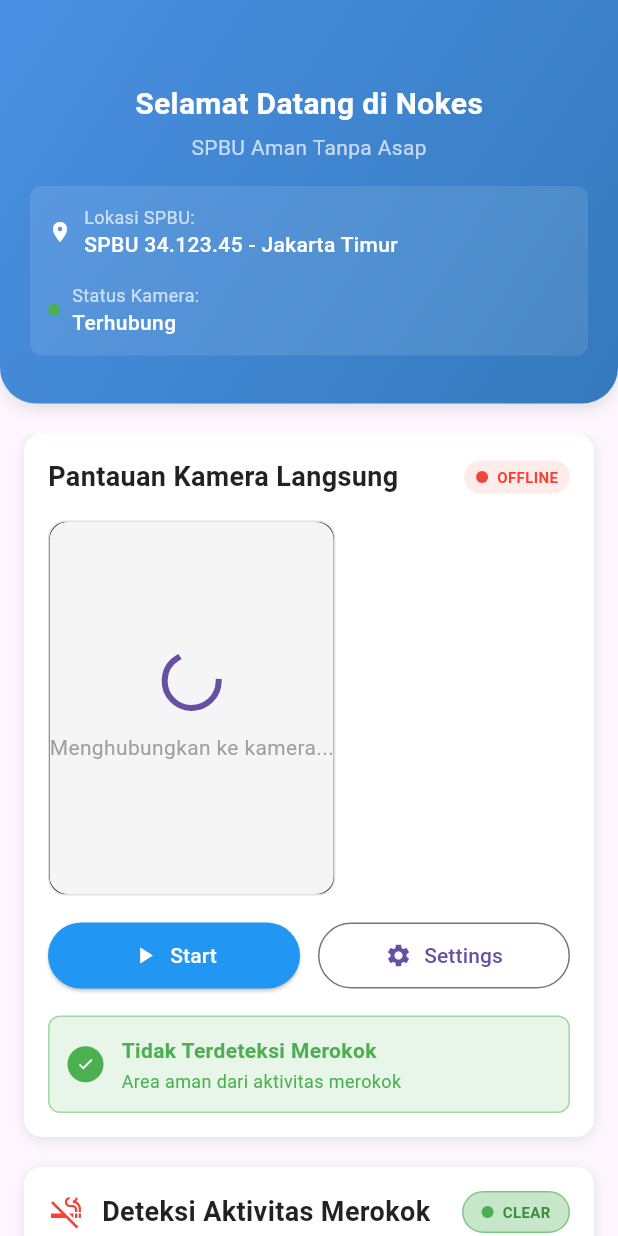
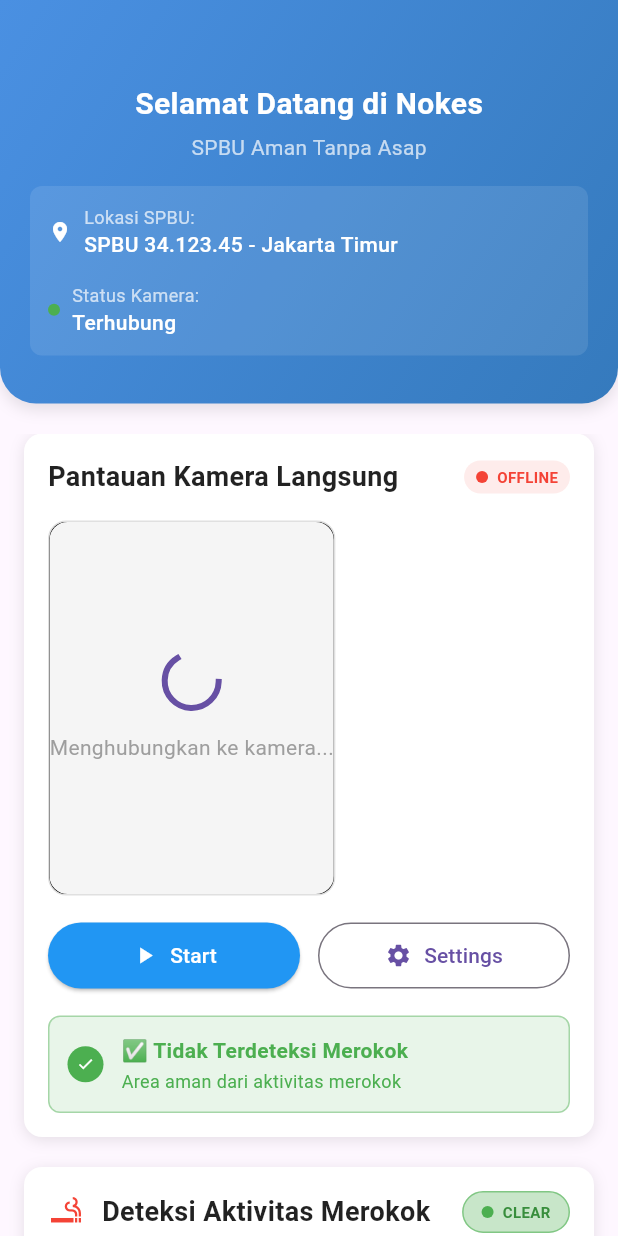
Before and after one commit to Rifqi-Setiawan/Nokes_App, a Flutter app: the first screen one second after launch, on a phone screen of 412 x 824 dp. Run offline on Flutter 3.47's test engine with Material 3 defaults, Android fonts, the phone set to English and light mode, and no system bars; our stand-ins replace get; missing offline and left inert: flutter_mjpeg.

Commit message:
fix: web cam

```diff
--- a/lib/app/modules/home/widgets/camera_monitoring_card.dart
+++ b/lib/app/modules/home/widgets/camera_monitoring_card.dart
@@ -3,8 +3,6 @@ import 'package:flutter_mjpeg/flutter_mjpeg.dart';
 import 'package:get/get.dart';
 import '../controllers/home_controller.dart';
 
-/// Widget utama untuk menampilkan monitoring kamera via MJPEG stream dari laptop.
-/// Menampilkan live video stream dengan error handling dan loading states.
 class CameraMonitoringCard extends GetView<HomeController> {
   const CameraMonitoringCard({super.key});
 
@@ -25,7 +23,6 @@ class CameraMonitoringCard extends GetView<HomeController> {
     );
   }
 
-  /// Membangun dekorasi card utama
   BoxDecoration _buildCardDecoration() {
     return BoxDecoration(
       color: Colors.white,
@@ -40,7 +37,6 @@ class CameraMonitoringCard extends GetView<HomeController> {
     );
   }
 
-  /// Membangun header dengan judul dan status indikator
   Widget _buildHeader() {
     return Padding(
       padding: const EdgeInsets.all(16.0),
@@ -61,12 +57,13 @@ class CameraMonitoringCard extends GetView<HomeController> {
     );
   }
 
-  /// Membangun indikator status stream
   Widget _buildStreamStatusIndicator() {
-    return Obx(() => Container(
+    return Obx(
+      () => Container(
         padding: const EdgeInsets.symmetric(horizontal: 8, vertical: 4),
         decoration: BoxDecoration(
-        color: controller.isStreamActive.value
+          color:
+              controller.isStreamActive.value
                   ? Colors.green.withOpacity(0.1)
                   : Colors.red.withOpacity(0.1),
           borderRadius: BorderRadius.circular(12),
@@ -78,7 +75,8 @@ class CameraMonitoringCard extends GetView<HomeController> {
               width: 8,
               height: 8,
               decoration: BoxDecoration(
-              color: controller.isStreamActive.value ? Colors.green : Colors.red,
+                color:
+                    controller.isStreamActive.value ? Colors.green : Colors.red,
                 shape: BoxShape.circle,
               ),
             ),
@@ -88,15 +86,16 @@ class CameraMonitoringCard extends GetView<HomeController> {
               style: TextStyle(
                 fontSize: 10,
                 fontWeight: FontWeight.bold,
-              color: controller.isStreamActive.value ? Colors.green : Colors.red,
+                color:
+                    controller.isStreamActive.value ? Colors.green : Colors.red,
               ),
             ),
           ],
         ),
-    ));
+      ),
+    );
   }
 
-  /// Membangun container untuk video stream
   Widget _buildVideoStreamContainer() {
     return Container(
       margin: const EdgeInsets.symmetric(horizontal: 16),
@@ -113,7 +112,6 @@ class CameraMonitoringCard extends GetView<HomeController> {
     );
   }
 
-  /// Membangun konten video berdasarkan status
   Widget _buildVideoContent() {
     if (controller.streamError.value.isNotEmpty) {
       return _buildErrorState();
@@ -124,18 +122,13 @@ class CameraMonitoringCard extends GetView<HomeController> {
     }
   }
 
-  /// Membangun tampilan error
   Widget _buildErrorState() {
     return Container(
       color: Colors.grey[100],
       child: Column(
         mainAxisAlignment: MainAxisAlignment.center,
         children: [
-          Icon(
-            Icons.error_outline,
-            size: 48,
-            color: Colors.red[400],
-          ),
+          Icon(Icons.error_outline, size: 48, color: Colors.red[400]),
           const SizedBox(height: 12),
           Text(
             'Koneksi Terputus',
@@ -151,10 +144,7 @@ class CameraMonitoringCard extends GetView<HomeController> {
             child: Text(
               controller.streamError.value,
               textAlign: TextAlign.center,
-              style: const TextStyle(
-                fontSize: 12,
-                color: Colors.grey,
-              ),
+              style: const TextStyle(fontSize: 12, color: Colors.grey),
             ),
           ),
           const SizedBox(height: 16),
@@ -173,7 +163,6 @@ class CameraMonitoringCard extends GetView<HomeController> {
     );
   }
 
-  /// Membangun tampilan loading
   Widget _buildLoadingState() {
     return Container(
       color: Colors.grey[100],
@@ -184,60 +173,53 @@ class CameraMonitoringCard extends GetView<HomeController> {
           SizedBox(height: 16),
           Text(
             'Menghubungkan ke kamera...',
-            style: TextStyle(
-              fontSize: 14,
-              color: Colors.grey,
-            ),
+            style: TextStyle(fontSize: 14, color: Colors.grey),
           ),
         ],
       ),
     );
   }
 
-  /// Membangun video stream MJPEG
   Widget _buildVideoStream() {
     return Stack(
       children: [
         Mjpeg(
           stream: controller.streamUrl.value,
           isLive: true,
-          error: _buildStreamError,
-          loading: _buildStreamLoading,
-          timeout: const Duration(seconds: 5),
-          // Tambahan konfigurasi untuk mengurangi buffering
-          fit: BoxFit.cover,
-          width: double.infinity,
-          height: double.infinity,
+          error: (context, error, stack) {
+            print("❌ MJPEG ERROR: $error");
+            return const Center(child: Text("Gagal memuat video"));
+          },
+          loading: (context) {
+            print("⌛ MJPEG Loading...");
+            return const Center(child: CircularProgressIndicator());
+          },
         ),
         _buildVideoOverlay(),
       ],
     );
   }
 
-  /// Membangun error widget untuk MJPEG
-  Widget _buildStreamError(BuildContext context, dynamic error, dynamic stackTrace) {
+  Widget _buildStreamError(
+    BuildContext context,
+    dynamic error,
+    dynamic stackTrace,
+  ) {
     WidgetsBinding.instance.addPostFrameCallback((_) {
       controller.handleStreamError(error.toString());
     });
-
     return Container(
       color: Colors.grey[100],
       child: const Center(
-        child: Icon(
-          Icons.videocam_off,
-          size: 48,
-          color: Colors.grey,
-        ),
+        child: Icon(Icons.videocam_off, size: 48, color: Colors.grey),
       ),
     );
   }
 
-  /// Membangun loading widget untuk MJPEG
   Widget _buildStreamLoading(BuildContext context) {
     WidgetsBinding.instance.addPostFrameCallback((_) {
       controller.setStreamLoading(true);
     });
-
     return Container(
       color: Colors.black,
       child: const Center(
@@ -248,7 +230,6 @@ class CameraMonitoringCard extends GetView<HomeController> {
     );
   }
 
-  /// Membangun overlay di atas video
   Widget _buildVideoOverlay() {
     return Positioned(
       top: 8,
@@ -259,19 +240,20 @@ class CameraMonitoringCard extends GetView<HomeController> {
           color: Colors.black.withOpacity(0.6),
           borderRadius: BorderRadius.circular(8),
         ),
-        child: Obx(() => Text(
+        child: Obx(
+          () => Text(
             controller.getStreamQuality(),
             style: const TextStyle(
               color: Colors.white,
               fontSize: 10,
               fontWeight: FontWeight.bold,
             ),
-        )),
+          ),
+        ),
       ),
     );
   }
 
-  /// Membangun tombol kontrol
   Widget _buildControlButtons() {
     return Padding(
       padding: const EdgeInsets.all(16.0),
@@ -280,13 +262,17 @@ class CameraMonitoringCard extends GetView<HomeController> {
           Expanded(
             child: ElevatedButton.icon(
               onPressed: () => controller.toggleStream(),
-              icon: Obx(() => Icon(
-                controller.isStreamActive.value ? Icons.stop : Icons.play_arrow,
+              icon: Obx(
+                () => Icon(
+                  controller.isStreamActive.value
+                      ? Icons.stop
+                      : Icons.play_arrow,
                   size: 18,
-              )),
-              label: Obx(() => Text(
-                controller.isStreamActive.value ? 'Stop' : 'Start',
-              )),
+                ),
+              ),
+              label: Obx(
+                () => Text(controller.isStreamActive.value ? 'Stop' : 'Start'),
+              ),
               style: ElevatedButton.styleFrom(
                 backgroundColor: Colors.blue,
                 foregroundColor: Colors.white,
@@ -310,53 +296,69 @@ class CameraMonitoringCard extends GetView<HomeController> {
     );
   }
 
-  /// Membangun status deteksi
   Widget _buildDetectionStatus() {
     return Container(
       margin: const EdgeInsets.fromLTRB(16, 0, 16, 16),
       padding: const EdgeInsets.all(12),
       decoration: BoxDecoration(
-        color: Colors.green[50],
+        color:
+            controller.smokingDetected.value
+                ? Colors.red[50]
+                : Colors.green[50],
         borderRadius: BorderRadius.circular(8),
-        border: Border.all(color: Colors.green[200]!),
+        border: Border.all(
+          color:
+              controller.smokingDetected.value
+                  ? Colors.red[200]!
+                  : Colors.green[200]!,
+        ),
       ),
       child: Row(
         children: [
           Container(
             padding: const EdgeInsets.all(6),
             decoration: BoxDecoration(
-              color: Colors.green,
+              color:
+                  controller.smokingDetected.value ? Colors.red : Colors.green,
               borderRadius: BorderRadius.circular(20),
             ),
-            child: const Icon(
-              Icons.check,
+            child: Icon(
+              controller.smokingDetected.value ? Icons.warning : Icons.check,
               color: Colors.white,
               size: 12,
             ),
           ),
           const SizedBox(width: 12),
-          const Expanded(
-            child: Column(
+          Expanded(
+            child: Obx(() {
+              final detected = controller.smokingDetected.value;
+              final confidence = controller.detectionConfidence.value;
+              return Column(
                 crossAxisAlignment: CrossAxisAlignment.start,
                 children: [
                   Text(
-                  'Tidak Terdeteksi Merokok',
+                    detected
+                        ? '🚬 Merokok Terdeteksi (${(confidence * 100).toStringAsFixed(1)}%)'
+                        : '✅ Tidak Terdeteksi Merokok',
                     style: TextStyle(
                       fontSize: 14,
                       fontWeight: FontWeight.w600,
-                    color: Colors.green,
+                      color: detected ? Colors.red : Colors.green,
                     ),
                   ),
-                SizedBox(height: 2),
+                  const SizedBox(height: 2),
                   Text(
-                  'Area aman dari aktivitas merokok',
+                    detected
+                        ? 'Area tidak aman, aktivitas merokok terdeteksi'
+                        : 'Area aman dari aktivitas merokok',
                     style: TextStyle(
                       fontSize: 12,
-                    color: Colors.green,
+                      color: detected ? Colors.red : Colors.green,
                     ),
                   ),
                 ],
-            ),
+              );
+            }),
           ),
         ],
       ),
--- a/lib/app/modules/home/widgets/smoking_detection_card.dart
+++ b/lib/app/modules/home/widgets/smoking_detection_card.dart
@@ -22,7 +22,6 @@ class SmokingDetectionCard extends GetView<HomeController> {
     );
   }
 
-  /// Membangun dekorasi card
   BoxDecoration _buildCardDecoration() {
     return BoxDecoration(
       color: Colors.white,
@@ -37,17 +36,12 @@ class SmokingDetectionCard extends GetView<HomeController> {
     );
   }
 
-  /// Membangun header dengan judul
   Widget _buildHeader() {
     return Padding(
       padding: const EdgeInsets.all(16.0),
       child: Row(
         children: [
-          const Icon(
-            Icons.smoke_free,
-            color: Colors.red,
-            size: 24,
-          ),
+          const Icon(Icons.smoking_rooms_outlined, color: Colors.red, size: 24),
           const SizedBox(width: 12),
           const Text(
             'Deteksi Aktivitas Merokok',
@@ -64,7 +58,6 @@ class SmokingDetectionCard extends GetView<HomeController> {
     );
   }
 
-  /// Membangun status badge
   Widget _buildStatusBadge() {
     final isDetected = controller.smokingDetected.value;
     return Container(
@@ -101,7 +94,6 @@ class SmokingDetectionCard extends GetView<HomeController> {
     );
   }
 
-  /// Membangun status deteksi utama
   Widget _buildDetectionStatus() {
     return Obx(() {
       final isDetected = controller.smokingDetected.value;
@@ -134,8 +126,8 @@ class SmokingDetectionCard extends GetView<HomeController> {
                     children: [
                       Text(
                         isDetected
-                          ? '⚠️ Aktivitas Merokok Terdeteksi!'
-                          : '✅ Area Aman dari Asap Rokok',
+                            ? '⚠️ Aktivitas Merokok Terdeteksi!'
+                            : '✅ Area Aman dari Asap Rokok',
                         style: TextStyle(
                           fontSize: 16,
                           fontWeight: FontWeight.bold,
@@ -145,8 +137,8 @@ class SmokingDetectionCard extends GetView<HomeController> {
                       const SizedBox(height: 4),
                       Text(
                         isDetected
-                          ? 'Deteksi dengan tingkat kepercayaan ${(confidence * 100).toInt()}%'
-                          : 'Monitoring aktif - tidak ada aktivitas merokok',
+                            ? 'Deteksi dengan tingkat kepercayaan ${(confidence * 100).toInt()}%'
+                            : 'Monitoring aktif - tidak ada aktivitas merokok',
                         style: TextStyle(
                           fontSize: 12,
                           color: isDetected ? Colors.red[600] : Colors.green[600],
@@ -157,8 +149,6 @@ class SmokingDetectionCard extends GetView<HomeController> {
                 ),
               ],
             ),
-
-            // Confidence bar untuk deteksi
             if (isDetected && confidence > 0) ...[
               const SizedBox(height: 12),
               Text(
@@ -183,7 +173,6 @@ class SmokingDetectionCard extends GetView<HomeController> {
     });
   }
 
-  /// Membangun statistik deteksi
   Widget _buildStatistics() {
     return Obx(() => Container(
       margin: const EdgeInsets.fromLTRB(16, 0, 16, 16),
@@ -203,11 +192,7 @@ class SmokingDetectionCard extends GetView<HomeController> {
               Colors.blue,
             ),
           ),
-          Container(
-            width: 1,
-            height: 40,
-            color: Colors.grey[300],
-          ),
+          Container(width: 1, height: 40, color: Colors.grey[300]),
           Expanded(
             child: _buildStatItem(
               'Deteksi Terakhir',
@@ -221,7 +206,6 @@ class SmokingDetectionCard extends GetView<HomeController> {
     ));
   }
 
-  /// Membangun item statistik
   Widget _buildStatItem(String label, String value, IconData icon, Color color) {
     return Column(
       children: [
@@ -247,27 +231,8 @@ class SmokingDetectionCard extends GetView<HomeController> {
     );
   }
 
-  /// Format waktu deteksi terakhir
   String _formatLastDetection() {
-    final lastDetection = controller.lastDetectionTime.value;
-    if (lastDetection.isEmpty) return 'Belum ada';
-
-    try {
-      final dateTime = DateTime.parse(lastDetection);
-      final now = DateTime.now();
-      final difference = now.difference(dateTime);
-
-      if (difference.inMinutes < 1) {
-        return 'Baru saja';
-      } else if (difference.inHours < 1) {
-        return '${difference.inMinutes}m lalu';
-      } else if (difference.inDays < 1) {
-        return '${difference.inHours}h lalu';
-      } else {
-        return '${difference.inDays}d lalu';
-      }
-    } catch (e) {
-      return 'Unknown';
-    }
+    final value = controller.lastDetectionTime.value;
+    return value.isEmpty ? 'Belum ada' : value;
   }
 }
```
Also changed, not shown: lib/app/modules/home/controllers/home_controller.dart (+17 -20 lines), lib/app/modules/home/widgets/camera_control_buttons.dart (+15 -79 lines), lib/app/modules/home/widgets/camera_preview_area.dart (+19 -31 lines), 2 other files. Lines whose indentation alone changed are shown as unchanged.
